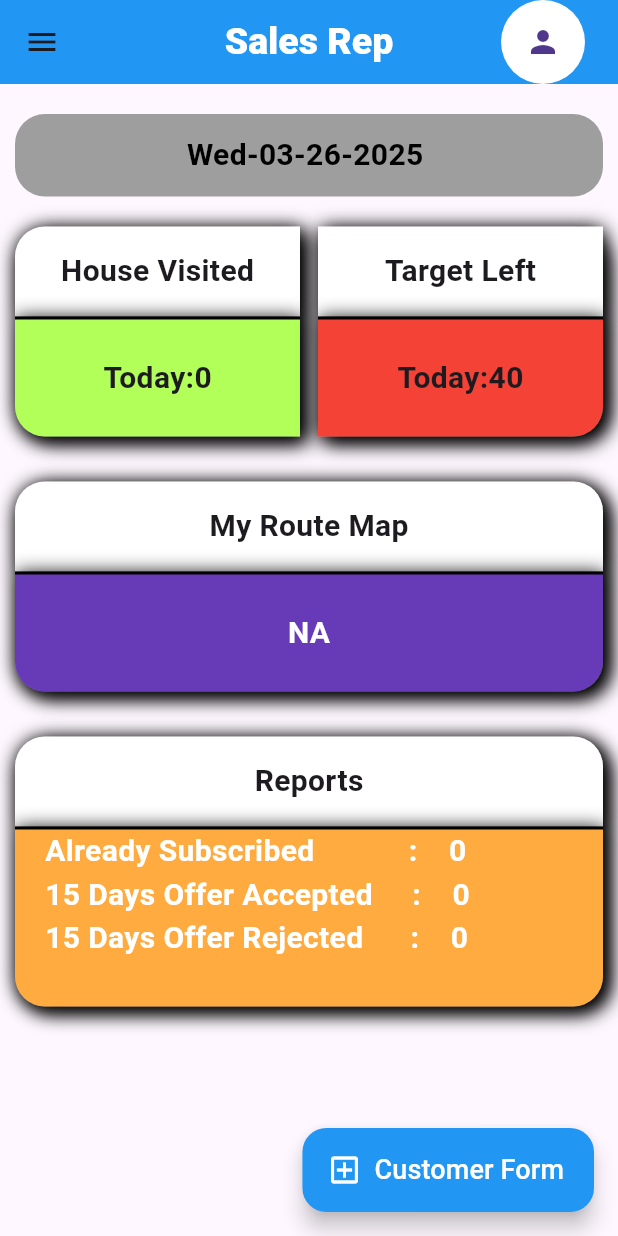
After one commit to ShriKrishna21/salesrep, a Flutter app: the AgentDashBoardScreen screen opened directly, on a phone screen of 412 x 824 dp. The commit adds this screen. Run offline on Flutter 3.47's test engine with Material 3 defaults, Android fonts, the light colour scheme and no system bars; our stand-ins replace shared_preferences; accounts and stored records are empty.

Commit message:
created agent dash board

```diff
--- /dev/null
+++ b/lib/agent_dash_board_screen.dart
@@ -0,0 +1,447 @@
+import 'package:flutter/material.dart';
+import 'package:intl/intl.dart';
+
+class AgentDashBoardScreen extends StatefulWidget {
+  const AgentDashBoardScreen({super.key});
+
+  @override
+  State<AgentDashBoardScreen> createState() => _AgentDashBoardScreenState();
+}
+
+class _AgentDashBoardScreenState extends State<AgentDashBoardScreen> {
+  TextEditingController dateController = TextEditingController();
+
+  @override
+  void initState() {
+    super.initState();
+    getCurrentDateTime();
+
+    // getCurrentLocation();
+    // fetchAlbum();
+  }
+
+  void getCurrentDateTime() {
+    DateTime now = DateTime.now();
+    String formattedDate = DateFormat("EEE-MM-dd-yyyy ").format(now);
+    setState(() {
+      dateController.text = formattedDate;
+    });
+  }
+
+  @override
+  Widget build(BuildContext context) {
+    return Scaffold(
+      appBar: AppBar(
+        actions: [
+          CircleAvatar(
+            backgroundColor: Colors.white,
+            child: Container(
+              height: 50,
+              width: 50,
+              decoration: BoxDecoration(
+                borderRadius: BorderRadius.circular(50),
+
+              ),
+              child: IconButton(onPressed: (){}, icon: Icon(Icons.person)),
+            ),
+            maxRadius: 50,
+          ),
+        ],
+        centerTitle: true,
+        backgroundColor: Colors.blue,
+        title: const Text(
+          "Sales Rep",
+          style: TextStyle(
+              fontSize: 25, fontWeight: FontWeight.w900, color: Colors.white),
+        ),
+      ),
+      drawer: Drawer(
+        child: DrawerHeader(
+          child: Column(
+            crossAxisAlignment: CrossAxisAlignment.center,
+            children: [
+              const Image(
+                image: AssetImage("assets/images/logo.jpg"),
+                fit: BoxFit.cover,
+              ),
+              GestureDetector(
+                onTap: () {
+                  print("object");
+                },
+                child: Row(
+                  children: [
+                    IconButton(
+                      onPressed: () {},
+                      icon: const Icon(
+                        Icons.stacked_bar_chart,
+                        color: Colors.blue,
+                      ),
+                    ),
+                    const Text(
+                      "History Page",
+                      style: TextStyle(fontWeight: FontWeight.bold),
+                    ),
+                  ],
+                ),
+              ),
+            ],
+          ),
+        ),
+      ),
+      floatingActionButton: FloatingActionButton.extended(
+        onPressed: () {
+          print("object");
+        },
+        label: const Text(
+          "Customer Form",
+          style: TextStyle(color: Colors.white, fontSize: 18),
+        ),
+        icon: const Icon(
+          Icons.add_box_outlined,
+          color: Colors.white,
+        ),
+        backgroundColor: Colors.blue,
+      ),
+      body: Padding(
+        padding: const EdgeInsets.only(left: 10, right: 10),
+        child: Column(
+          children: [
+            const SizedBox(
+              height: 20,
+            ),
+
+            Container(
+              height: 55,
+              width: 400,
+              decoration: BoxDecoration(
+                  borderRadius: BorderRadius.circular(20),
+                  color: Colors.grey.shade500),
+              child: Center(
+                child: Text(
+                  dateController.text,
+                  style: const TextStyle(
+                      fontSize: 20,
+                      fontWeight: FontWeight.bold,
+                      color: Colors.black),
+                ),
+              ),
+            ),
+            const SizedBox(
+              height: 20,
+            ),
+
+            //1st Big Container
+            Row(
+              children: [
+                Container(
+                  height: 140,
+                  width: 190,
+                  decoration: const BoxDecoration(
+                      boxShadow: [
+                        BoxShadow(
+                            color: Colors.black,
+                            blurRadius: 10,
+                            offset: Offset(5, 5))
+                      ],
+                      borderRadius: BorderRadius.only(
+                          topLeft: Radius.circular(20),
+                          bottomLeft: Radius.circular(20)),
+                      color: Colors.white),
+                  child: Column(
+                    children: [
+                      //   2nd  House Visited Container
+                      Container(
+                        height: 60,
+                        width: 200,
+                        decoration: const BoxDecoration(
+                            boxShadow: [
+                              BoxShadow(
+                                  color: Colors.black,
+                                  blurRadius: 10,
+                                  offset: Offset(1, 1))
+                            ],
+                            borderRadius: BorderRadius.only(
+                              topLeft: Radius.circular(20),
+                            ),
+                            color: Colors.white),
+                        child: const Center(
+                            child: Text(
+                          "House Visited",
+                          style: TextStyle(
+                              fontWeight: FontWeight.bold, fontSize: 20),
+                        )),
+                      ),
+                      //today Container
+                      Container(
+                        height: 80,
+                        width: 200,
+                        decoration: const BoxDecoration(
+                            boxShadow: [
+                              BoxShadow(
+                                  color: Colors.black,
+                                  blurRadius: 10,
+                                  offset: Offset(1, 1))
+                            ],
+                            borderRadius: BorderRadius.only(
+
+                                // topLeft: Radius.circular(20),
+                                bottomLeft: Radius.circular(20)),
+                            border: Border(
+                                top: BorderSide(color: Colors.black, width: 2)),
+                            color: Colors.lightGreenAccent),
+                        child: const Center(
+                            child: Text(
+                          "Today:0",
+                          style: TextStyle(
+                              fontWeight: FontWeight.bold, fontSize: 20),
+                        )),
+                      ),
+                    ],
+                  ),
+                ),
+                const Spacer(),
+                Container(
+                  height: 140,
+                  width: 190,
+                  decoration: const BoxDecoration(
+                      boxShadow: [
+                        BoxShadow(
+                            color: Colors.black,
+                            blurRadius: 10,
+                            offset: Offset(5, 5))
+                      ],
+                      borderRadius: BorderRadius.only(
+                          topRight: Radius.circular(20),
+                          bottomRight: Radius.circular(20)),
+                      color: Colors.white),
+                  child: Column(
+                    children: [
+                      //   2nd  House Visited Container
+                      Container(
+                        height: 60,
+                        width: 200,
+                        decoration: const BoxDecoration(
+                            boxShadow: [
+                              BoxShadow(
+                                  color: Colors.black,
+                                  blurRadius: 10,
+                                  offset: Offset(1, 1))
+                            ],
+                            borderRadius: BorderRadius.only(),
+                            color: Colors.white),
+                        child: const Center(
+                            child: Text(
+                          "Target Left",
+                          style: TextStyle(
+                              fontWeight: FontWeight.bold, fontSize: 20),
+                        )),
+                      ),
+                      //today Container
+                      Container(
+                        height: 80,
+                        width: 200,
+                        decoration: const BoxDecoration(
+                            boxShadow: [
+                              BoxShadow(
+                                  color: Colors.black,
+                                  blurRadius: 10,
+                                  offset: Offset(1, 1))
+                            ],
+                            borderRadius: BorderRadius.only(
+                              bottomRight: Radius.circular(20),
+                            ),
+                            border: Border(
+                                top: BorderSide(color: Colors.black, width: 2)),
+                            color: Colors.red),
+                        child: const Center(
+                          child: Text(
+                            "Today:40",
+                            style: TextStyle(
+                                fontWeight: FontWeight.bold, fontSize: 20),
+                          ),
+                        ),
+                      ),
+                    ],
+                  ),
+                ),
+              ],
+            ),
+            const SizedBox(
+              height: 30,
+            ),
+            //My Root Map Container
+            Column(
+              children: [
+                Container(
+                  height: 140,
+                  width: double.infinity,
+                  decoration: const BoxDecoration(
+                      boxShadow: [
+                        BoxShadow(
+                            color: Colors.black,
+                            blurRadius: 10,
+                            offset: Offset(5, 5))
+                      ],
+                      borderRadius: BorderRadius.only(
+                          topLeft: Radius.circular(20),
+                          bottomLeft: Radius.circular(20),
+                          topRight: Radius.circular(20),
+                          bottomRight: Radius.circular(20)),
+                      color: Colors.white),
+                  child: Column(
+                    children: [
+                      //   2nd  House Visited Container
+                      Container(
+                        height: 60,
+                        width: double.infinity,
+                        decoration: const BoxDecoration(
+                            boxShadow: [
+                              BoxShadow(
+                                  color: Colors.black,
+                                  blurRadius: 10,
+                                  offset: Offset(1, 1))
+                            ],
+                            borderRadius: BorderRadius.only(
+                                topLeft: Radius.circular(20),
+                                topRight: Radius.circular(20)),
+                            color: Colors.white),
+                        child: const Center(
+                            child: Text(
+                          "My Route Map",
+                          style: TextStyle(
+                              fontWeight: FontWeight.bold, fontSize: 20),
+                        )),
+                      ),
+                      //today Container
+                      Container(
+                        height: 80,
+                        width: double.infinity,
+                        decoration: const BoxDecoration(
+                            boxShadow: [
+                              BoxShadow(
+                                  color: Colors.black,
+                                  blurRadius: 10,
+                                  offset: Offset(1, 1))
+                            ],
+                            borderRadius: BorderRadius.only(
+                              bottomLeft: Radius.circular(20),
+                              bottomRight: Radius.circular(20),
+                            ),
+                            border: Border(
+                                top: BorderSide(color: Colors.black, width: 2)),
+                            color: Colors.deepPurple),
+                        child: const Center(
+                          child: Text(
+                            "NA",
+                            style: TextStyle(
+                                fontWeight: FontWeight.bold,
+                                fontSize: 20,
+                                color: Colors.white),
+                          ),
+                        ),
+                      ),
+                    ],
+                  ),
+                ),
+                const SizedBox(
+                  height: 30,
+                ),
+                Container(
+                  height: 180,
+                  width: double.infinity,
+                  decoration: const BoxDecoration(
+                      boxShadow: [
+                        BoxShadow(
+                            color: Colors.black,
+                            blurRadius: 10,
+                            offset: Offset(5, 5))
+                      ],
+                      borderRadius: BorderRadius.only(
+                          topLeft: Radius.circular(20),
+                          bottomLeft: Radius.circular(20),
+                          topRight: Radius.circular(20),
+                          bottomRight: Radius.circular(20)),
+                      color: Colors.white),
+                  child: Column(
+                    children: [
+                      //   2nd  House Visited Container
+                      Container(
+                        height: 60,
+                        width: double.infinity,
+                        decoration: const BoxDecoration(
+                            boxShadow: [
+                              BoxShadow(
+                                  color: Colors.black,
+                                  blurRadius: 10,
+                                  offset: Offset(1, 1))
+                            ],
+                            borderRadius: BorderRadius.only(
+                                topLeft: Radius.circular(20),
+                                topRight: Radius.circular(20)),
+                            color: Colors.white),
+                        child: const Center(
+                            child: Text(
+                          "Reports",
+                          style: TextStyle(
+                              fontWeight: FontWeight.bold, fontSize: 20),
+                        )),
+                      ),
+                      //today Container
+                      Container(
+                        height: 120,
+                        width: double.infinity,
+                        decoration: const BoxDecoration(
+                            boxShadow: [
+                              BoxShadow(
+                                  color: Colors.black,
+                                  blurRadius: 10,
+                                  offset: Offset(1, 1))
+                            ],
+                            borderRadius: BorderRadius.only(
+                              bottomLeft: Radius.circular(20),
+                              bottomRight: Radius.circular(20),
+                            ),
+                            border: Border(
+                                top: BorderSide(color: Colors.black, width: 2)),
+                            color: Colors.orangeAccent),
+                        child: const Padding(
+                          padding: EdgeInsets.only(left: 20),
+                          child: Column(
+                            crossAxisAlignment: CrossAxisAlignment.start,
+                            children: [
+                              Text(
+                                "Already Subscribed            :    0",
+                                style: TextStyle(
+                                    fontWeight: FontWeight.bold,
+                                    fontSize: 20,
+                                    color: Colors.white),
+                              ),
+                              Text(
+                                "15 Days Offer Accepted     :    0",
+                                style: TextStyle(
+                                    fontWeight: FontWeight.bold,
+                                    fontSize: 20,
+                                    color: Colors.white),
+                              ),
+                              Text(
+                                "15 Days Offer Rejected      :    0",
+                                style: TextStyle(
+                                    fontWeight: FontWeight.bold,
+                                    fontSize: 20,
+                                    color: Colors.white),
+                              ),
+                            ],
+                          ),
+                        ),
+                      ),
+                    ],
+                  ),
+                ),
+              ],
+            )
+          ],
+        ),
+      ),
+    );
+  }
+}
--- a/lib/loginscreen.dart
+++ b/lib/loginscreen.dart
@@ -29,6 +29,7 @@ class _LoginscreenState extends State<Loginscreen> {
     super.initState();
     // fetchAlbum();
   }
+
 
   Future<void> fetchAlbum() async {
     final SharedPreferences prefs = await SharedPreferences.getInstance();
--- /dev/null
+++ b/lib/utils/loginModel.dart
@@ -0,0 +1,69 @@
+class loginmodel {
+  String? jsonrpc;
+  Null? id;
+  Result? result;
+
+  loginmodel({this.jsonrpc, this.id, this.result});
+
+  loginmodel.fromJson(Map<String, dynamic> json) {
+    jsonrpc = json['jsonrpc'];
+    id = json['id'];
+    result =
+        json['result'] != null ? new Result.fromJson(json['result']) : null;
+  }
+
+  Map<String, dynamic> toJson() {
+    final Map<String, dynamic> data = new Map<String, dynamic>();
+    data['jsonrpc'] = this.jsonrpc;
+    data['id'] = this.id;
+    if (this.result != null) {
+      data['result'] = this.result!.toJson();
+    }
+    return data;
+  }
+}
+
+class Result {
+  String? status;
+  int? userId;
+  String? apiKey;
+  String? roleLeGr;
+  String? role;
+  String? unit;
+  String? expiration;
+  String? code;
+
+  Result(
+      {this.status,
+      this.userId,
+      this.apiKey,
+      this.roleLeGr,
+      this.role,
+      this.unit,
+      this.expiration,
+      this.code});
+
+  Result.fromJson(Map<String, dynamic> json) {
+    status = json['status'];
+    userId = json['user_id'];
+    apiKey = json['api_key'];
+    roleLeGr = json['role_Le_gr'];
+    role = json['role'];
+    unit = json['unit'];
+    expiration = json['expiration'];
+    code = json['code'];
+  }
+
+  Map<String, dynamic> toJson() {
+    final Map<String, dynamic> data = new Map<String, dynamic>();
+    data['status'] = this.status;
+    data['user_id'] = this.userId;
+    data['api_key'] = this.apiKey;
+    data['role_Le_gr'] = this.roleLeGr;
+    data['role'] = this.role;
+    data['unit'] = this.unit;
+    data['expiration'] = this.expiration;
+    data['code'] = this.code;
+    return data;
+  }
+}
```
